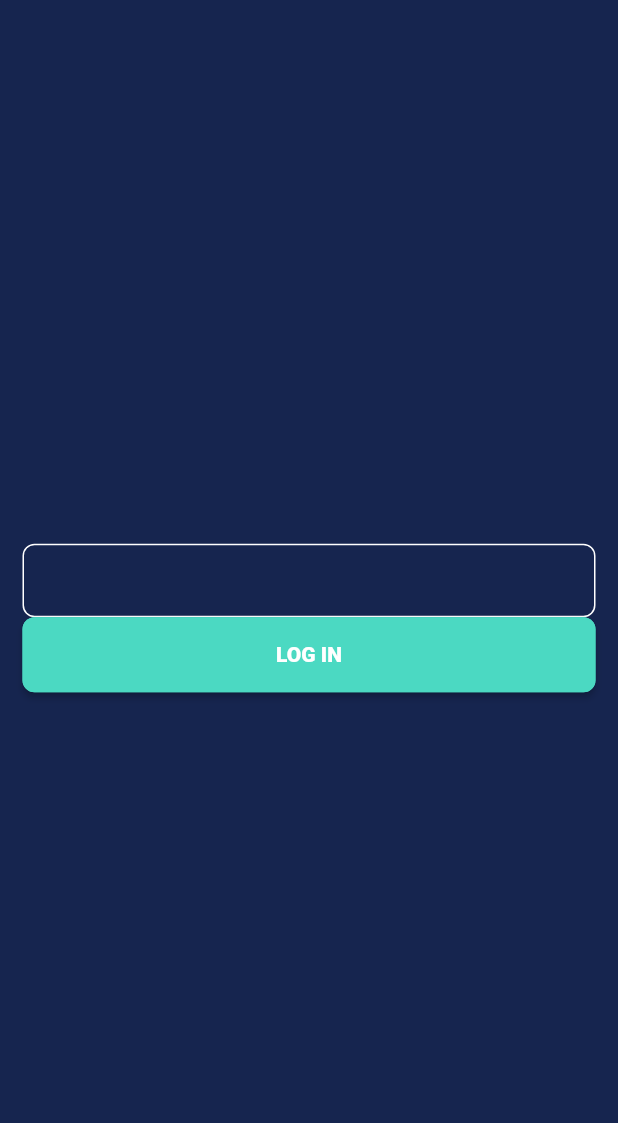
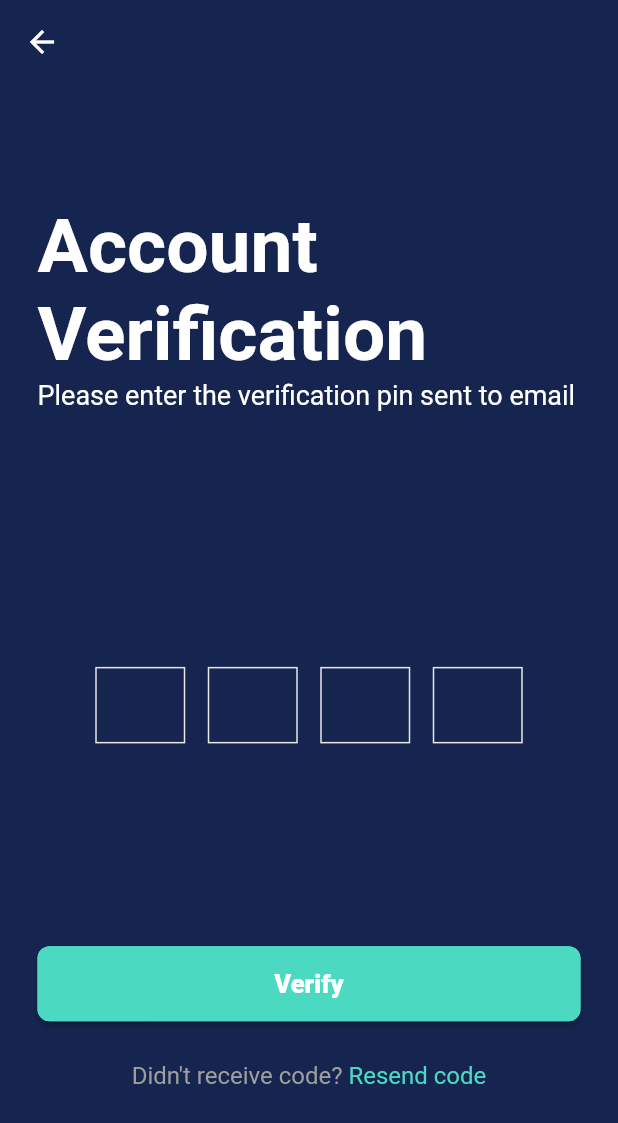
Before and after one commit to Muhib370621/TimeTracker, a Flutter app: the screen it shows after launch, after a tap on "LOG IN", on a phone screen of 412 x 824 dp. Shown: the top 1123 px of the screen. Run offline on Flutter 3.47's test engine with Material 2 defaults, Android fonts, the phone set to English and light mode, and no system bars; drawn by our look-alikes of otp_text_field; our stand-ins replace connectivity_plus, device_preview, dio, get, get_it, shared_preferences and 1 more; Roboto replaces fonts that are missing (Poppins).

Commit message:
Created login screen , OTP screen and different cards UI across the project

```diff
--- a/lib/app_loader.dart
+++ b/lib/app_loader.dart
@@ -1,3 +1,4 @@
+import 'package:blu_time/constants/app_assets.dart';
 import 'package:blu_time/constants/app_gradients.dart';
 import 'package:blu_time/helpers/locator.dart';
 import 'package:blu_time/screens/home/home_screen.dart';
@@ -13,7 +14,6 @@ class AppLoader extends StatefulWidget {
 }
 
 class _AppLoaderState extends State<AppLoader> {
-
   Future<bool> isTokenValid() async {
     return false;
     var token = locator<StoreServices>().getAccessToken();
@@ -33,20 +33,22 @@ class _AppLoaderState extends State<AppLoader> {
           dummyTimer(),
         ]),
         builder: (BuildContext context, AsyncSnapshot<List<bool>> snapshot) {
-          if (snapshot.hasData){
+          if (snapshot.hasData) {
             if ((snapshot.data?[0] ?? true) == false) {
               return const LoginScreen();
             } else {
               return const HomeScreen();
             }
-          }
-          else {
-            return Container(
-              decoration: const BoxDecoration(gradient: AppGradients.login),
-              child: const Align(
+          } else {
+            return Scaffold(
+              body: Align(
                 alignment: Alignment.center,
-                child: Material(child: Text("bluTime")),
-            ));
+                child: Container(
+                  margin: const EdgeInsets.symmetric(horizontal: 50.0,vertical: 100),
+                  child: Image.asset(AppAssets.appLogo,fit: BoxFit.cover,),
+                ),
+              ),
+            );
           }
         });
   }
--- /dev/null
+++ b/lib/constants/app_assets.dart
@@ -0,0 +1,6 @@
+class AppAssets {
+
+  static const String _imagesPath = "assets/images";
+  static const appLogo = "$_imagesPath/app_logo.png";
+
+}
--- a/lib/constants/app_colors.dart
+++ b/lib/constants/app_colors.dart
@@ -8,12 +8,6 @@ class AppColors {
   static const Color background = Color(0xFF16254F);
   static const Color textFieldBackground = Color(0xFFE4E4E4);
   static const Color hintTextColor = Color(0xFF626262);
-  static const Color celebrityBackground = Color(0xFF1E1C29);
-  static const Color celebrityCellBackground = Color(0xFF47426A);
-  static const Color celebrityCellBorder = Color(0xFF6C63FF);
-  static const Color celebrityCellSelected = Color(0xFF38354B);
-  static const Color resultsListBackground = Color(0xFF322D4E);
-  static const Color progressBackground = Color(0xFFC4C4C4);
   static const Color timerColor = Color(0xFF8F8F8F);
   static  Color gradientUpperTop = Color(0xFF413595);
   static  Color gradientUpperBottom = Color(0xFF6C5DD3);
--- /dev/null
+++ b/lib/constants/app_styles.dart
@@ -0,0 +1,24 @@
+import 'package:flutter/material.dart';
+
+class AppTextStyles {
+  AppTextStyles._();
+  static const TextStyle normal = TextStyle(
+      color: Colors.white,
+      fontWeight: FontWeight.normal);
+  static const TextStyle light = TextStyle(
+      color: Colors.white,
+      fontWeight: FontWeight.w200);
+  static const TextStyle medium = TextStyle(
+      color: Colors.white,
+      fontWeight: FontWeight.w500);
+  static const TextStyle semiBold = TextStyle(
+      color: Colors.white,
+      fontWeight: FontWeight.w600);
+  static const TextStyle bold = TextStyle(
+      color: Colors.white,
+      fontWeight: FontWeight.bold);
+  static TextStyle onboarding = const TextStyle(
+      color: Colors.white,
+      fontSize: 28,
+      fontWeight: FontWeight.w800);
+}
--- /dev/null
+++ b/lib/constants/app_urls.dart
@@ -0,0 +1,6 @@
+class AppUrls {
+
+  static const String _accountID = "TSTDRV1967913";
+  static const String _companyURL = "https://$_accountID.suitetalk.api.netsuite.com";
+  static String path = "$_companyURL/services/rest";
+}
--- a/lib/screens/onboarding/login_screen.dart
+++ b/lib/screens/onboarding/login_screen.dart
@@ -1,4 +1,9 @@
+import 'package:blu_time/constants/app_assets.dart';
 import 'package:blu_time/constants/app_colors.dart';
+import 'package:blu_time/screens/views/project_card.dart';
+import 'package:blu_time/screens/views/task_card.dart';
+import 'package:blu_time/screens/views/time_card.dart';
+import 'package:blu_time/shared/routes/route_names.dart';
 import 'package:blu_time/shared/widgets/app_common_button.dart';
 import 'package:blu_time/shared/widgets/app_common_textfield.dart';
 import 'package:flutter/material.dart';
@@ -19,8 +24,18 @@ class _LoginScreenState extends State<LoginScreen> {
         child: Column(
           children: [
             Spacer(),
+            Image.asset(AppAssets.appLogo,fit: BoxFit.cover,width: 180,),
+
+            SizedBox(height: 100,),
             AppCommonTextField(),
-            AppCommonButton(title: "LOG IN"),
+            SizedBox(height: 20,),
+            AppCommonButton(title: "LOG IN",onPressed: (){
+              Navigator.of(context).pushNamed(RouteNames.verification);
+            },),
+            TimeCard(),
+            ProjectCard(),
+            TaskCard(),
+            Spacer(),
             Spacer(),
           ],
         ),
--- /dev/null
+++ b/lib/screens/onboarding/verification_screen.dart
@@ -0,0 +1,172 @@
+import 'package:blu_time/constants/app_colors.dart';
+import 'package:blu_time/shared/widgets/app_common_button.dart';
+import 'package:blu_time/utilities/utilities.dart';
+import 'package:blu_time/view_models/onboarding_view_model.dart';
+import 'package:flutter/material.dart';
+import 'package:otp_text_field/otp_text_field.dart';
+import 'package:otp_text_field/style.dart';
+import 'package:stacked/stacked.dart';
+class VerificationScreen extends StatefulWidget {
+  final String email;
+  const VerificationScreen({Key? key, required this.email}) : super(key: key);
+
+  @override
+  State<VerificationScreen> createState() => _VerificationScreenState();
+}
+
+class _VerificationScreenState extends State<VerificationScreen> {
+  @override
+  Widget build(BuildContext context) {
+    return Scaffold(
+      extendBodyBehindAppBar: true,
+      appBar: AppBar(
+        elevation: 0.0,
+        backgroundColor: Colors.transparent,
+      ),
+      body: ViewModelBuilder<OnboardingViewModel>.reactive(
+          viewModelBuilder: () => OnboardingViewModel(),
+          builder: (context, viewModel, child) {
+            return SizedBox(
+              width: double.infinity,
+              height: double.infinity,
+              //decoration: const BoxDecoration(gradient: AppGradients.login),
+              child: Padding(
+                padding: const EdgeInsets.symmetric(horizontal: 25),
+                child: Column(
+                    crossAxisAlignment: CrossAxisAlignment.start,
+                    children: [
+                      Align(
+                        alignment: Alignment.center,
+                        child: Padding(
+                          padding:
+                          const EdgeInsets.symmetric(vertical: 25.0),
+                          // child: SvgPicture.asset(
+                          //   "assets/svgs/logo.svg",
+                          //   height: 79,
+                          // ),
+                        ),
+                      ),
+                      // Align(
+                      //   alignment: Alignment.centerRight,
+                      //   child: Padding(
+                      //     padding: const EdgeInsets.only(right: 40.0),
+                      //     child: SvgPicture.asset("assets/svgs/bubble_login.svg"),
+                      //   ),
+                      // ),
+                      const Spacer(flex: 1,),
+                      const Text(
+                        "Account\nVerification",
+                        style: TextStyle(
+                            fontSize: 50,
+                            fontWeight: FontWeight.w600,
+                            color: Colors.white),
+                      ),
+                       Text(
+                        "Please enter the verification pin sent to ${widget.email}",
+                        style: TextStyle(
+                            fontSize: 18,
+                            fontWeight: FontWeight.w400,
+                            color: Colors.white),
+                      ),
+                      const Spacer(flex: 2,),
+                      // OtpTextField(
+                      //   textStyle: const TextStyle(
+                      //         fontSize: 30,
+                      //         fontWeight: FontWeight.w600,
+                      //         color: Colors.white),
+                      //   numberOfFields: 4,
+                      //   cursorColor: Colors.white,
+                      //   fieldWidth: 60,
+                      //   showFieldAsBox: false,
+                      //   onCodeChanged: (String verificationCode) {
+                      //     debugPrint("onCodeChanged $verificationCode");
+                      //     viewModel.setVerificationCode(verificationCode);
+                      //
+                      //   },
+                      //   onSubmit: (String verificationCode) {
+                      //     debugPrint("onSubmit $verificationCode");
+                      //     viewModel.setVerificationCode(verificationCode);
+                      //   },
+                      // ),
+                Align(
+                  alignment: Alignment.center,
+                  child: OTPTextField(
+                    fieldStyle: FieldStyle.box,
+                      //controller: otpController,
+                      length: 4,
+                      width: 300,
+                      textFieldAlignment: MainAxisAlignment.spaceAround,
+                      fieldWidth: 60,
+                      otpFieldStyle: OtpFieldStyle(borderColor: const Color(0xFFE7E7E7),enabledBorderColor: const Color(0xFFE7E7E7),focusBorderColor: Colors.blue),
+                      outlineBorderRadius: 0,
+                      style:  const TextStyle(
+                          fontSize: 30,
+                          fontWeight: FontWeight.w600,
+                          color: Colors.white),
+                      onChanged: (pin) {
+                       // viewModel.setVerificationCode(pin);
+                      },
+                      onCompleted: (pin) {
+                       // viewModel.setVerificationCode(pin);
+                      }),
+                ),
+                      const Spacer(),
+                      const SizedBox(
+                        height: 50,
+                      ),
+                      Column(
+                        children: [
+                          AppCommonButton(
+                            title: "Verify",
+                            fontSize: 17,
+                            onPressed: () async {
+                              // try {
+                              // //  await viewModel.verifyCode(widget.email);
+                              //   Utilities.showSnack(context,"Your email was verified successfully.");
+                              //     Navigator.of(context).popUntil((route) => route.isFirst);
+                              // } on ErrorResponse catch (e) {
+                              //   Utilities.showSnack(context, e.message);
+                              // }
+                            },
+                          ),
+                          const SizedBox(
+                            height: 15,
+                          ),
+                          GestureDetector(
+                              child: Padding(
+                                padding: const EdgeInsets.symmetric(
+                                    vertical: 12.0),
+                                child: RichText(
+                                  text: const TextSpan(
+                                      text: "Didn't receive code? ",
+                                      style: TextStyle(
+                                          color: Colors.grey,
+                                          fontSize: 16),
+                                      children: <TextSpan>[
+                                        TextSpan(
+                                          text: 'Resend code',
+                                          style: TextStyle(
+                                              color: AppColors.buttonCyan,
+                                              fontSize: 16),
+                                        )
+                                      ]),
+                                ),
+                              ),
+                              onTap: () async {
+                                // try {
+                                //   EmptyResponse? userResponse = await viewModel.resendVerificationCode(widget.email);
+                                //   Utilities.showSnack(context, "Verification code sent to ${widget.email}");
+                                // } on ErrorResponse catch (e) {
+                                //   Utilities.showSnack(context, e.message);
+                                // }
+                              })
+                        ],
+                      ),
+                      const Spacer()
+                    ]),
+              ),
+            );
+          }),
+    );
+  }
+}
--- /dev/null
+++ b/lib/screens/views/project_card.dart
@@ -0,0 +1,60 @@
+import 'package:blu_time/constants/app_styles.dart';
+import 'package:flutter/material.dart';
+
+class ProjectCard extends StatefulWidget {
+  const ProjectCard({Key? key}) : super(key: key);
+
+  @override
+  State<ProjectCard> createState() => _ProjectCardState();
+}
+
+class _ProjectCardState extends State<ProjectCard> {
+  @override
+  Widget build(BuildContext context) {
+    return Container(
+      padding: const EdgeInsets.all(15),
+      color: Colors.white,
+      child: Column(
+        crossAxisAlignment: CrossAxisAlignment.start,
+        children: [
+          Row(
+            mainAxisAlignment: MainAxisAlignment.spaceBetween,
+            crossAxisAlignment: CrossAxisAlignment.center,
+            children: [
+              Text(
+                "Sample Project 1",
+                style: AppTextStyles.medium.copyWith(color: Colors.black),
+              ),
+              Text(
+                "8h 0m",
+                style: AppTextStyles.medium.copyWith(color: Colors.black),
+              ),
+            ],
+          ),
+          Row(
+            mainAxisAlignment: MainAxisAlignment.spaceBetween,
+            crossAxisAlignment: CrossAxisAlignment.center,
+            children: [
+              Text(
+                "SAMPLE CUSTOMER 1",
+                style: AppTextStyles.medium.copyWith(color: Colors.black),
+              ),
+              Text(
+                "\$140.00",
+                style: AppTextStyles.medium.copyWith(color: Colors.black),
+              ),
+            ],
+          ),
+          Text(
+            "Mon 21 Nov 2022",
+            style: AppTextStyles.medium.copyWith(color: Colors.black),
+          ),
+          Text(
+            "Mon 21 Nov 2022",
+            style: AppTextStyles.medium.copyWith(color: Colors.black),
+          ),
+        ],
+      ),
+    );
+  }
+}
--- /dev/null
+++ b/lib/screens/views/task_card.dart
@@ -0,0 +1,89 @@
+import 'package:blu_time/constants/app_styles.dart';
+import 'package:flutter/material.dart';
+
+class TaskCard extends StatefulWidget {
+  const TaskCard({Key? key}) : super(key: key);
+
+  @override
+  State<TaskCard> createState() => _TaskCardState();
+}
+
+class _TaskCardState extends State<TaskCard> {
+  @override
+  Widget build(BuildContext context) {
+    return Container(
+      padding: const EdgeInsets.all(15),
+      color: Colors.white,
+      child: Column(
+        crossAxisAlignment: CrossAxisAlignment.start,
+        children: [
+          Text(
+            "Mon 21 Nov 2022",
+            style: AppTextStyles.medium.copyWith(color: Colors.black),
+          ),
+          Text(
+            "Mon 21 Nov 2022",
+            style: AppTextStyles.medium.copyWith(color: Colors.black),
+          ),
+          Text(
+            "Mon 21 Nov 2022",
+            style: AppTextStyles.medium.copyWith(color: Colors.black),
+          ),
+          ClipRRect(
+            borderRadius: BorderRadius.circular(5),
+            clipBehavior: Clip.hardEdge,
+            child: Container(
+              color: Colors.red,
+              padding: const EdgeInsets.all(10),
+              child: Text('HIGH',style: AppTextStyles.bold.copyWith(color: Colors.white),),
+            ),
+          ),
+          ClipRRect(
+            borderRadius: BorderRadius.circular(5),
+            clipBehavior: Clip.hardEdge,
+            child: Container(
+              color: Colors.yellow,
+              padding: const EdgeInsets.all(10),
+              child: Text('REPAIR',style: AppTextStyles.bold.copyWith(color: Colors.white),),
+            ),
+          ),
+          Row(
+            mainAxisAlignment: MainAxisAlignment.spaceBetween,
+            children: [
+              CircleAvatar(
+                backgroundColor:Colors.blueGrey,
+                child: Container(
+                  padding: const EdgeInsets.all(5.0),
+                  child: const Text("FM",style: AppTextStyles.bold,),
+                ),
+              ),
+              Row(
+                children: [
+                  Row(
+                    children: [
+                      Icon(Icons.checklist),
+                      Text(
+                        "22",
+                        style: AppTextStyles.medium.copyWith(color: Colors.black),
+                      ),
+                    ],
+                  ),
+                  SizedBox(width: 10,),
+                  Row(
+                    children: [
+                      Icon(Icons.message),
+                      Text(
+                        "1",
+                        style: AppTextStyles.medium.copyWith(color: Colors.black),
+                      ),
+                    ],
+                  ),
+                ],
+              )
+            ],
+          ),
+        ],
+      ),
+    );
+  }
+}
--- /dev/null
+++ b/lib/screens/views/time_card.dart
@@ -0,0 +1,103 @@
+import 'package:blu_time/constants/app_styles.dart';
+import 'package:flutter/material.dart';
+
+class TimeCard extends StatefulWidget {
+  const TimeCard({Key? key}) : super(key: key);
+
+  @override
+  State<TimeCard> createState() => _TimeCardState();
+}
+
+class _TimeCardState extends State<TimeCard> {
+  @override
+  Widget build(BuildContext context) {
+    return Container(
+      height: 170,
+      padding: const EdgeInsets.all(15),
+      color: Colors.white,
+      child: Column(
+        mainAxisAlignment: MainAxisAlignment.spaceBetween,
+        children: [
+          Row(
+            mainAxisAlignment: MainAxisAlignment.spaceBetween,
+            crossAxisAlignment: CrossAxisAlignment.center,
+            children: [
+              Column(
+                crossAxisAlignment: CrossAxisAlignment.start,
+                children: [
+                  Text(
+                    "Mon 21 Nov 2022",
+                    style: AppTextStyles.medium.copyWith(color: Colors.black),
+                  ),
+                  Text(
+                    "FUNNY MAY",
+                    style: AppTextStyles.medium.copyWith(color: Colors.black),
+                  ),
+                ],
+              ),
+              CircleAvatar(
+                backgroundColor:Colors.blueGrey,
+                child: Container(
+                  padding: const EdgeInsets.all(5.0),
+                  child: const Text("FM",style: AppTextStyles.bold,),
+                ),
+              ),
+            ],
+          ),
+          Row(
+            mainAxisAlignment: MainAxisAlignment.spaceAround,
+            children: [
+              Column(
+                children: [
+                  Text(
+                    "START",
+                    style: AppTextStyles.medium.copyWith(color: Colors.black),
+                  ),
+                  Text(
+                    "17:18",
+                    style: AppTextStyles.medium.copyWith(color: Colors.black),
+                  ),
+                ],
+              ),
+              Column(
+                children: [
+                  Text(
+                    "BREAK",
+                    style: AppTextStyles.medium.copyWith(color: Colors.black),
+                  ),
+                  Text(
+                    "2m",
+                    style: AppTextStyles.medium.copyWith(color: Colors.black),
+                  ),
+                ],
+              )
+            ],
+          ),
+          Row(
+            mainAxisAlignment: MainAxisAlignment.spaceBetween,
+            children: [
+              ClipRRect(
+                borderRadius: BorderRadius.circular(5),
+                clipBehavior: Clip.hardEdge,
+                child: Container(
+                  color: Colors.greenAccent,
+                  padding: const EdgeInsets.all(10),
+                  child: Text('CLOCKED IN',style: AppTextStyles.bold.copyWith(color: Colors.white),),
+                ),
+              ),
+              Row(
+                children: [
+                  const Icon(Icons.pin_drop),
+                  Text(
+                    "GPS",
+                    style: AppTextStyles.medium.copyWith(color: Colors.black),
+                  ),
+                ],
+              ),
+            ],
+          )
+        ],
+      ),
+    );
+  }
+}
--- a/lib/shared/routes/route_factories.dart
+++ b/lib/shared/routes/route_factories.dart
@@ -1,6 +1,7 @@
 import 'package:blu_time/app_loader.dart';
 import 'package:blu_time/screens/home/home_screen.dart';
 import 'package:blu_time/screens/onboarding/login_screen.dart';
+import 'package:blu_time/screens/onboarding/verification_screen.dart';
 import 'package:blu_time/shared/routes/route_names.dart';
 import 'package:flutter/material.dart';
 
@@ -17,6 +18,9 @@ class RouteFactories{
        case RouteNames.home:
          return MaterialPageRoute(
              settings: settings, builder: (context) => const HomeScreen());
+       case RouteNames.verification:
+         return MaterialPageRoute(
+             settings: settings, builder: (context) => const VerificationScreen(email: "email"));
        default:
          return errorRoute;
      }
--- a/lib/shared/routes/route_names.dart
+++ b/lib/shared/routes/route_names.dart
@@ -3,4 +3,5 @@ class RouteNames{
   static const String appLoader = "app_loader";
   static const String login = "/login_screen";
   static const String home = "/home_screen";
+  static const String verification = "/verification_screen";
 }
--- a/lib/utilities/apis/api_service.dart
+++ b/lib/utilities/apis/api_service.dart
@@ -1,3 +1,4 @@
+import 'package:blu_time/constants/app_urls.dart';
 import 'package:blu_time/helpers/locator.dart';
 import 'package:blu_time/stores/store_services.dart';
 import 'package:blu_time/utilities/apis/api_client.dart';
@@ -13,7 +14,7 @@ class ApiServices {
 
   Future<APIClient> getAPIClient() async {
     // if (client == null) {
-    client = APIClient(BaseOptions(baseUrl: "",followRedirects:false));
+    client = APIClient(BaseOptions(baseUrl: AppUrls.path,followRedirects:false));
     final interceptors = [
       AuthInterceptor(
           client,
--- /dev/null
+++ b/lib/view_models/base_view_model.dart
@@ -0,0 +1,16 @@
+import 'package:blu_time/shared/enums/view_states.dart';
+import 'package:flutter/material.dart';
+
+class BaseModel extends ChangeNotifier {
+  ViewState _state = ViewState.init;
+  ViewState get state => _state;
+
+  setState(ViewState state){
+    _state = state;
+    notifyListeners();
+  }
+
+  updateState(){
+    notifyListeners();
+  }
+}
--- /dev/null
+++ b/lib/view_models/onboarding_view_model.dart
@@ -0,0 +1,5 @@
+import 'package:blu_time/view_models/base_view_model.dart';
+
+class OnboardingViewModel extends BaseModel {
+
+}
```
Also changed, not shown: pubspec.yaml (+4 -4 lines), assets/images/app_logo.png (added), pubspec.lock.
